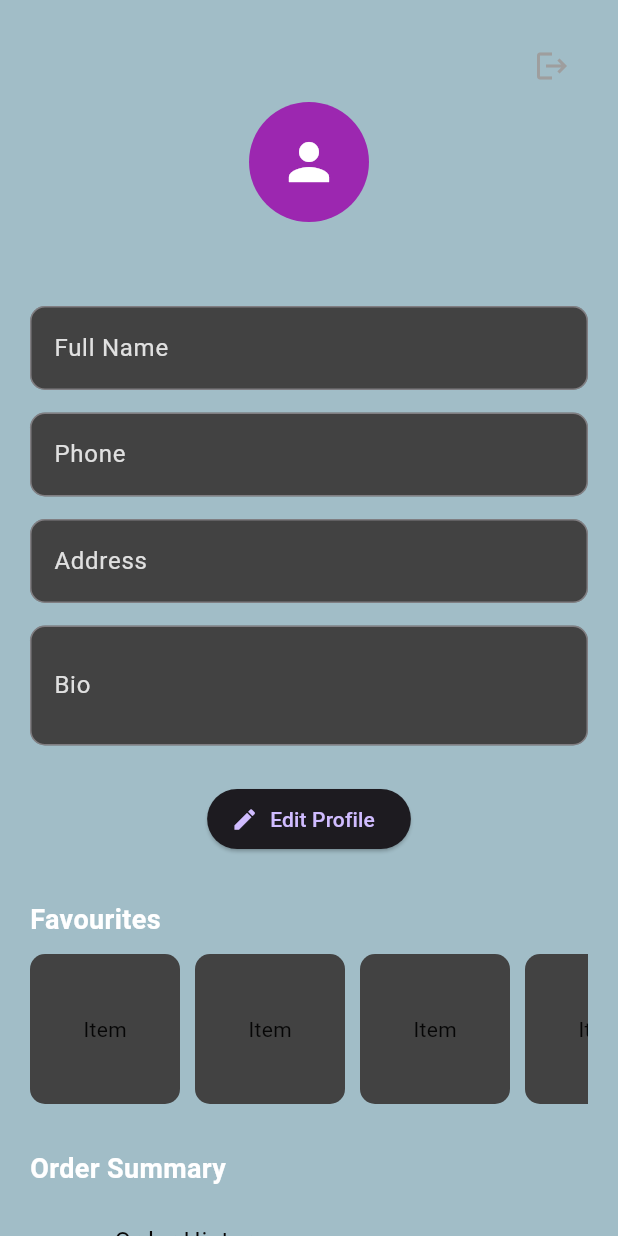
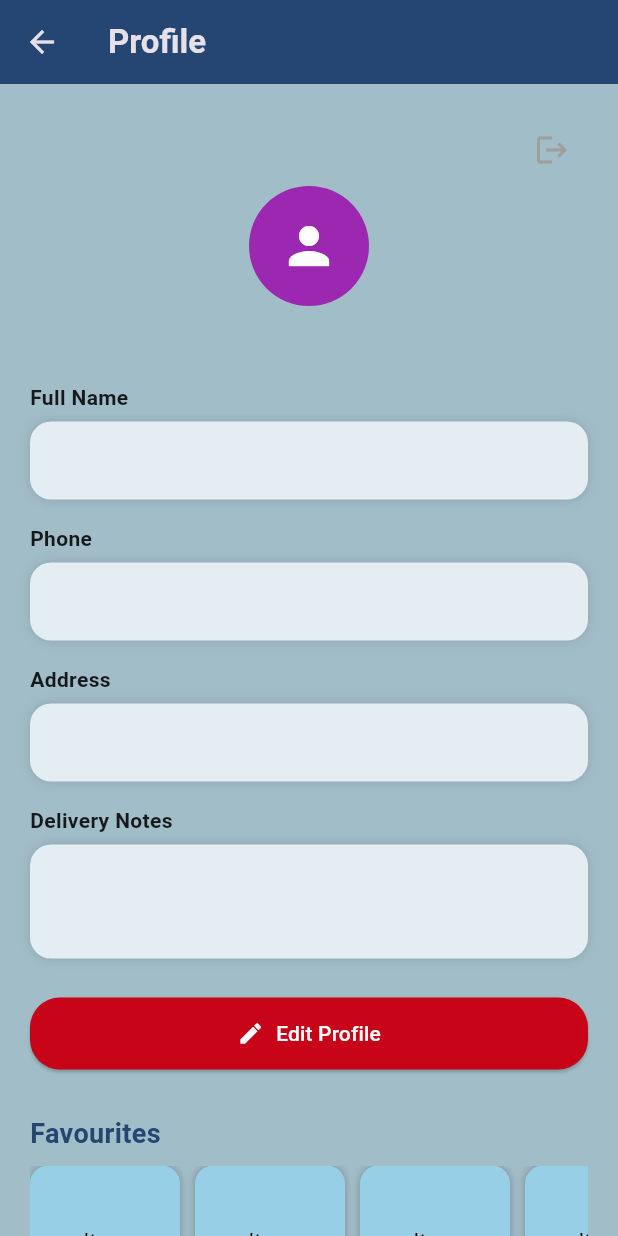
Before and after one commit to OBAlbert/cadeli, a Flutter app: the ProfilePage screen opened directly, on a phone screen of 412 x 824 dp. Run offline on Flutter 3.47's test engine with Material 3 defaults, Android fonts, the light colour scheme and no system bars; our stand-ins replace cloud_firestore, firebase_auth, firebase_core, flutter_signin_button, geocoding, geolocator and 2 more; missing offline and left inert: google_place; accounts and stored records are empty.

Commit message:
Revamped Profile Page UI and structure

```diff
--- a/lib/screens/profile_page.dart
+++ b/lib/screens/profile_page.dart
@@ -17,7 +17,7 @@ class _ProfilePageState extends State<ProfilePage> {
   final TextEditingController nameController = TextEditingController();
   final TextEditingController addressController = TextEditingController();
   final TextEditingController phoneController = TextEditingController();
-  final TextEditingController bioController = TextEditingController();
+  final TextEditingController notesController = TextEditingController();
 
   bool isLoading = true;
   bool isEditing = false;
@@ -40,7 +40,7 @@ class _ProfilePageState extends State<ProfilePage> {
           'fullName': '',
           'address': '',
           'phone': '',
-          'bio': '',
+          'notes': '',
           'favourites': [],
           'orderHistory': [],
           'activeOrders': [],
@@ -53,7 +53,7 @@ class _ProfilePageState extends State<ProfilePage> {
       nameController.text = userData?['fullName'] ?? '';
       addressController.text = userData?['address'] ?? '';
       phoneController.text = userData?['phone'] ?? '';
-      bioController.text = userData?['bio'] ?? '';
+      notesController.text = userData?['notes'] ?? '';
     } catch (e) {
       print("Error loading profile: $e");
       ScaffoldMessenger.of(context).showSnackBar(
@@ -72,7 +72,7 @@ class _ProfilePageState extends State<ProfilePage> {
         'fullName': nameController.text.trim(),
         'address': addressController.text.trim(),
         'phone': phoneController.text.trim(),
-        'bio': bioController.text.trim(),
+        'notes': notesController.text.trim(),
       });
 
       ScaffoldMessenger.of(context).showSnackBar(
@@ -89,35 +89,80 @@ class _ProfilePageState extends State<ProfilePage> {
   }
 
   Widget buildTextField(String label, TextEditingController controller, {int maxLines = 1}) {
-    return Padding(
-      padding: const EdgeInsets.only(bottom: 15),
+    return Column(
+      crossAxisAlignment: CrossAxisAlignment.start,
+      children: [
+        Text(
+          label,
+          style: const TextStyle(
+            fontSize: 14,
+            fontWeight: FontWeight.w600,
+            color: Colors.black87,
+          ),
+        ),
+        const SizedBox(height: 6),
+        Padding(
+          padding: const EdgeInsets.only(bottom: 16),
+          child: Container(
+            decoration: BoxDecoration(
+              color: const Color(0xFFE4EDF2),
+              borderRadius: BorderRadius.circular(14),
+              boxShadow: const [BoxShadow(color: Colors.black12, blurRadius: 6)],
+            ),
             child: TextField(
               controller: controller,
               maxLines: maxLines,
               enabled: isEditing,
-        style: const TextStyle(color: Colors.white),
+              style: const TextStyle(color: Colors.black, fontWeight: FontWeight.w500),
               decoration: InputDecoration(
-          labelText: label,
-          labelStyle: TextStyle(color: Colors.grey[300]),
-          filled: true,
-          fillColor: isEditing ? Colors.grey[850] : Colors.grey[800],
-          border: OutlineInputBorder(borderRadius: BorderRadius.circular(10)),
+                border: OutlineInputBorder(borderRadius: BorderRadius.circular(14), borderSide: BorderSide.none),
+                contentPadding: const EdgeInsets.symmetric(horizontal: 16, vertical: 14),
               ),
             ),
+          ),
+        ),
+      ],
     );
   }
 
   Widget sectionTitle(String title) {
-    return Align(
+    return Padding(
+      padding: const EdgeInsets.only(bottom: 8),
+      child: Align(
         alignment: Alignment.centerLeft,
         child: Text(
           title,
           style: const TextStyle(
             fontSize: 18,
             fontWeight: FontWeight.bold,
-          color: Colors.white,
+            color: Color(0xFF254573),
           ),
         ),
+      ),
+    );
+  }
+
+  Widget buildSectionItem(IconData icon, String title, {VoidCallback? onTap}) {
+    return ListTile(
+      contentPadding: const EdgeInsets.symmetric(horizontal: 4),
+      leading: Icon(icon, color: const Color(0xFF254573)),
+      title: Text(title, style: const TextStyle(color: Colors.black)),
+      trailing: const Icon(Icons.chevron_right),
+      onTap: onTap ?? () {},
+    );
+  }
+
+  Widget buildQuickLinks() {
+    return Column(
+      children: [
+        buildSectionItem(Icons.shopping_basket, "Orders"),
+        buildSectionItem(Icons.location_on, "Addresses"),
+        buildSectionItem(Icons.favorite_border, "Favorites"),
+        buildSectionItem(Icons.star_border, "Ratings"),
+        buildSectionItem(Icons.payment, "Payment Methods"),
+        buildSectionItem(Icons.info_outline, "About Cadeli"),
+        buildSectionItem(Icons.contact_mail, "Contact"),
+      ],
     );
   }
 
@@ -126,7 +171,6 @@ class _ProfilePageState extends State<ProfilePage> {
       crossAxisAlignment: CrossAxisAlignment.start,
       children: [
         sectionTitle("Favourites"),
-        const SizedBox(height: 10),
         SizedBox(
           height: 100,
           child: ListView.builder(
@@ -136,11 +180,12 @@ class _ProfilePageState extends State<ProfilePage> {
               width: 100,
               margin: const EdgeInsets.only(right: 10),
               decoration: BoxDecoration(
-                color: Colors.grey[800],
-                borderRadius: BorderRadius.circular(10),
+                color: const Color(0xFF97CFE6),
+                borderRadius: BorderRadius.circular(12),
+                boxShadow: const [BoxShadow(color: Colors.black26, blurRadius: 4)],
               ),
               child: const Center(
-                child: Text("Item", style: TextStyle(color:Color(0xFF060606))),
+                child: Text("Item", style: TextStyle(color: Colors.black)),
               ),
             ),
           ),
@@ -156,19 +201,19 @@ class _ProfilePageState extends State<ProfilePage> {
         sectionTitle("Order Summary"),
         const SizedBox(height: 10),
         ListTile(
-          leading: const Icon(Icons.shopping_bag, color: Colors.grey),
-          title: const Text("Order History", style: TextStyle(color: Color(0xFF060606))),
+          leading: const Icon(Icons.shopping_bag, color: Color(0xFF254573)),
+          title: const Text("Order History", style: TextStyle(color: Colors.black)),
           subtitle: Text(
             "${userData?['orderHistory']?.length ?? 0} orders",
-            style: const TextStyle(color: Colors.black26),
+            style: const TextStyle(color: Colors.grey),
           ),
         ),
         ListTile(
-          leading: const Icon(Icons.local_shipping, color: Colors.grey),
-          title: const Text("Active Orders", style: TextStyle(color: Color(0xFF060606))),
+          leading: const Icon(Icons.local_shipping, color: Color(0xFF254573)),
+          title: const Text("Active Orders", style: TextStyle(color: Colors.black)),
           subtitle: Text(
             "${userData?['activeOrders']?.length ?? 0} in progress",
-            style: const TextStyle(color: Colors.black26),
+            style: const TextStyle(color: Colors.grey),
           ),
         ),
       ],
@@ -181,15 +226,19 @@ class _ProfilePageState extends State<ProfilePage> {
       return const Center(child: CircularProgressIndicator());
     }
 
-    return SingleChildScrollView(
+    return Scaffold(
+      appBar: AppBar(
+        title: const Text("Profile", style: TextStyle(fontWeight: FontWeight.bold)),
+        backgroundColor: const Color(0xFF254573),
+      ),
+      body: SingleChildScrollView(
         padding: const EdgeInsets.all(20),
         child: Column(
           crossAxisAlignment: CrossAxisAlignment.center,
           children: [
-          Row(
-            mainAxisAlignment: MainAxisAlignment.end,
-            children: [
-              IconButton(
+            Align(
+              alignment: Alignment.topRight,
+              child: IconButton(
                 icon: const Icon(Icons.logout, color: Colors.grey),
                 onPressed: () async {
                   await FirebaseAuth.instance.signOut();
@@ -198,31 +247,29 @@ class _ProfilePageState extends State<ProfilePage> {
                     MaterialPageRoute(builder: (_) => const LoginPage()),
                   );
                 },
-              )
-            ],
               ),
-
+            ),
             const CircleAvatar(
               radius: 40,
               backgroundColor: Colors.purple,
               child: Icon(Icons.person, size: 40, color: Colors.white),
             ),
-          const SizedBox(height: 15),
-
+            const SizedBox(height: 10),
             Text(
               user.email ?? "No email",
-            style: TextStyle(color: Colors.grey[300]),
+              style: const TextStyle(color: Colors.black54),
             ),
             const SizedBox(height: 20),
 
             buildTextField("Full Name", nameController),
             buildTextField("Phone", phoneController),
             buildTextField("Address", addressController),
-          buildTextField("Bio", bioController, maxLines: 2),
-
+            buildTextField("Delivery Notes", notesController, maxLines: 2),
             const SizedBox(height: 10),
 
-          ElevatedButton.icon(
+            SizedBox(
+              width: double.infinity,
+              child: ElevatedButton.icon(
                 icon: Icon(isEditing ? Icons.save : Icons.edit),
                 label: Text(isEditing ? "Save" : "Edit Profile"),
                 onPressed: () {
@@ -232,13 +279,22 @@ class _ProfilePageState extends State<ProfilePage> {
                     setState(() => isEditing = true);
                   }
                 },
+                style: ElevatedButton.styleFrom(
+                  backgroundColor: const Color(0xFFC70418),
+                  foregroundColor: Colors.white,
+                  padding: const EdgeInsets.symmetric(vertical: 14),
+                  shape: RoundedRectangleBorder(borderRadius: BorderRadius.circular(20)),
                 ),
-
+              ),
+            ),
             const SizedBox(height: 30),
             buildFavouritesSection(),
             const SizedBox(height: 30),
             buildOrderSummary(),
+            const SizedBox(height: 30),
+            buildQuickLinks(),
           ],
+        ),
       ),
     );
   }
```
Lines whose indentation alone changed are shown as unchanged.
